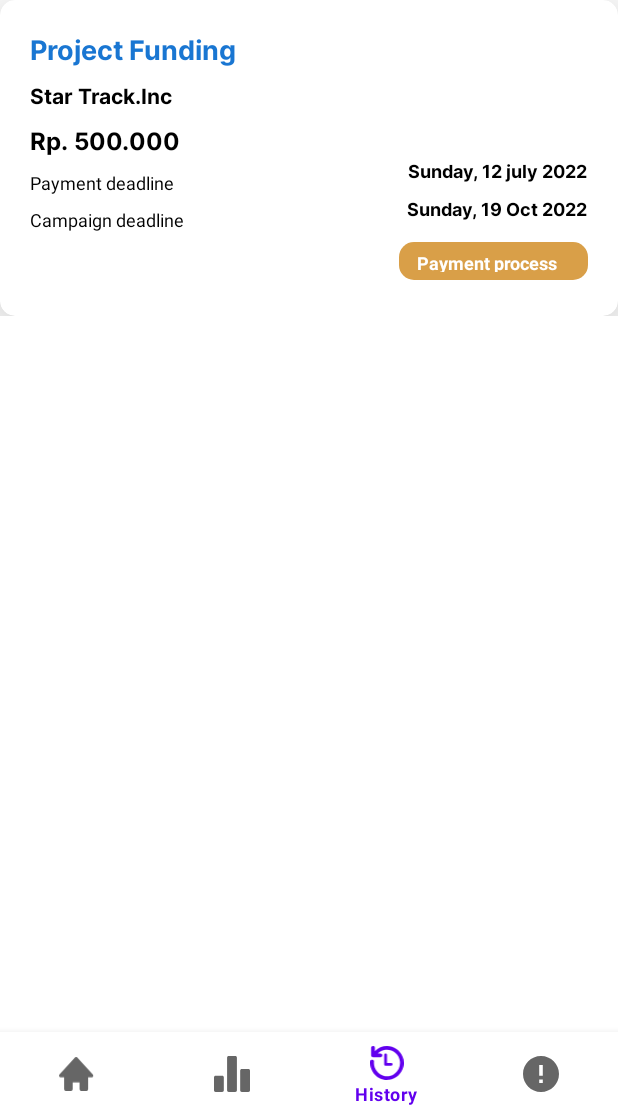
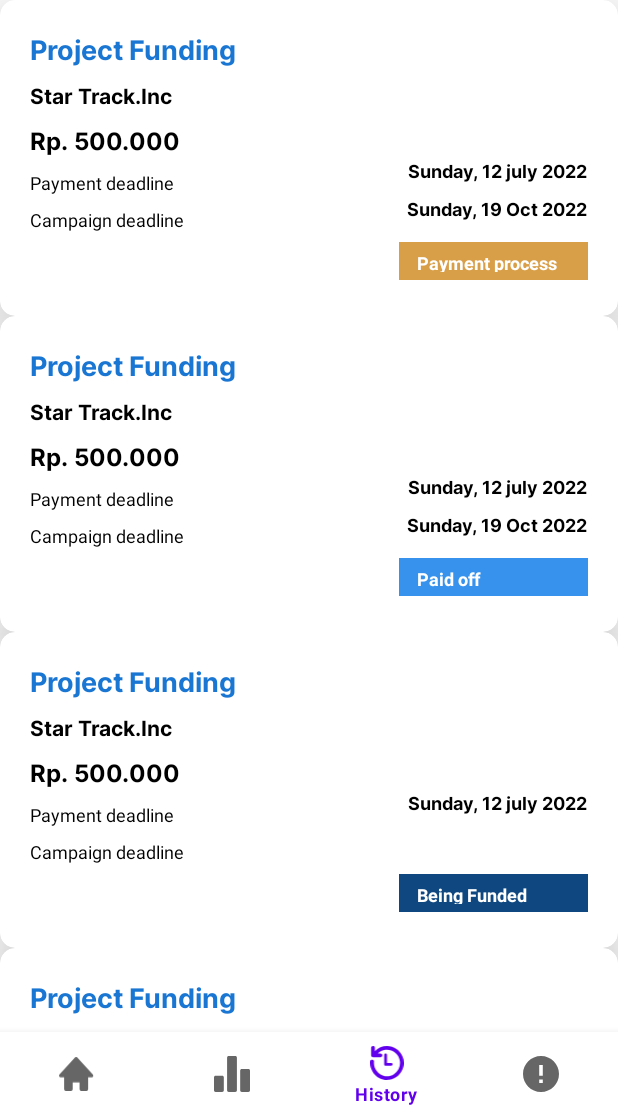
Before and after one commit to hafidmust/FundraiseyV2, an Android app: the HistoryFragment screen opened through its navigation route, on a phone screen of 412 x 824 dp, the part 120-1236 px from its top. Run offline under Robolectric (Android 15) with nearby library versions, the phone set to English and light mode, and no system bars; our stand-ins replace navigation-ui; network calls fail; 1 statement that could not run was skipped.

Commit message:
dummy history

```diff
--- a/app/src/main/java/app/binar/synrgy/android/finalproject/data/HomeAPI.kt
+++ b/app/src/main/java/app/binar/synrgy/android/finalproject/data/HomeAPI.kt
@@ -43,7 +43,4 @@ interface HomeAPI {
     @GET("/v1/investor/loan/portofolio")
     suspend fun getPortofolio(): Response<PortofolioResponse>
 
-    @GET("/v1/investor/loan/portofolio")
-    suspend fun getPortofolioTest(): Response<PorofolioTestResponse>
-
 }
--- a/app/src/main/java/app/binar/synrgy/android/finalproject/ui/homenavigation/history/AdapterHistory.kt
+++ b/app/src/main/java/app/binar/synrgy/android/finalproject/ui/homenavigation/history/AdapterHistory.kt
@@ -1,8 +1,11 @@
 package app.binar.synrgy.android.finalproject.ui.homenavigation.history
 
+import android.annotation.SuppressLint
+import android.graphics.Color
 import android.view.LayoutInflater
 import android.view.ViewGroup
 import androidx.recyclerview.widget.RecyclerView
+import app.binar.synrgy.android.finalproject.R
 import app.binar.synrgy.android.finalproject.data.history.HistoryResponseDummy
 import app.binar.synrgy.android.finalproject.databinding.AdapterRecyclerHistoryBinding
 import app.binar.synrgy.android.finalproject.databinding.ItemHistoryBinding
@@ -11,12 +14,22 @@ class AdapterHistory(var data: List<HistoryResponseDummy>, val listener : EventL
     RecyclerView.Adapter<AdapterHistory.ViewHolder>() {
     inner class ViewHolder(val binding: ItemHistoryBinding) :
         RecyclerView.ViewHolder(binding.root) {
+            @SuppressLint("ResourceAsColor")
             fun bind(historyResponseDummy: HistoryResponseDummy){
                 binding.tvStartupname.text = historyResponseDummy.namaStartup
                 binding.tvNominalHistory.text = historyResponseDummy.nominalDonasi
                 binding.tvDeadline.text = historyResponseDummy.paymentDeadline
                 binding.tvContentCampaigndeadline.text = historyResponseDummy.campaignDeadline
+                binding.textHistoryDate.text = historyResponseDummy.statusPayment
 
+                    when(historyResponseDummy.statusPayment){
+                        "Payment process" -> binding.textHistoryDate.setBackgroundColor(Color.parseColor("#D99F48"))
+                        "Paid off" -> binding.textHistoryDate.setBackgroundColor(Color.parseColor("#3692ED"))
+                        "Being Funded" -> binding.textHistoryDate.setBackgroundColor(Color.parseColor("#0F4880"))
+                        "Late return" -> binding.textHistoryDate.setBackgroundColor(Color.parseColor("#C62828"))
+                        "Has returned" -> binding.textHistoryDate.setBackgroundColor(Color.parseColor("#26800F"))
+
+                    }
                 binding.root.setOnClickListener {
                     listener.click(historyResponseDummy)
                 }
--- a/app/src/main/java/app/binar/synrgy/android/finalproject/ui/homenavigation/history/HistoryViewModel.kt
+++ b/app/src/main/java/app/binar/synrgy/android/finalproject/ui/homenavigation/history/HistoryViewModel.kt
@@ -5,16 +5,48 @@ import androidx.lifecycle.ViewModel
 import app.binar.synrgy.android.finalproject.data.history.HistoryResponseDummy
 
 class HistoryViewModel : ViewModel() {
-    val responseDummy : MutableLiveData<List<HistoryResponseDummy>> = MutableLiveData()
+    val responseDummy: MutableLiveData<List<HistoryResponseDummy>> = MutableLiveData()
 
-    val history = listOf(HistoryResponseDummy(
-        namaStartup = "Star Track.Inc",
-        paymentDeadline = "Sunday, 12 july 2022",
-        campaignDeadline = "Sunday, 19 Oct 2022",
-        nominalDonasi = "Rp. 500.000",
-        statusPayment = "Payment process"
-    ))
-    fun onViewLoaded(){
+    val history = listOf(
+        HistoryResponseDummy(
+            namaStartup = "Star Track.Inc",
+            paymentDeadline = "Sunday, 12 july 2022",
+            campaignDeadline = "Sunday, 19 Oct 2022",
+            nominalDonasi = "Rp. 500.000",
+            statusPayment = "Payment process"
+        ),
+        HistoryResponseDummy(
+            namaStartup = "Star Track.Inc",
+            paymentDeadline = "Sunday, 12 july 2022",
+            campaignDeadline = "Sunday, 19 Oct 2022",
+            nominalDonasi = "Rp. 500.000",
+            statusPayment = "Paid off"
+        ),
+        HistoryResponseDummy(
+            namaStartup = "Star Track.Inc",
+            paymentDeadline = "Sunday, 12 july 2022",
+            campaignDeadline = "",
+            nominalDonasi = "Rp. 500.000",
+            statusPayment = "Being Funded"
+        ),
+        HistoryResponseDummy(
+            namaStartup = "Star Track.Inc",
+            paymentDeadline = "Sunday, 12 july 2022",
+            campaignDeadline = "Sunday, 19 Oct 2022",
+            nominalDonasi = "Rp. 500.000",
+            statusPayment = "Late return"
+        ),
+        HistoryResponseDummy(
+            namaStartup = "Star Track.Inc",
+            paymentDeadline = "",
+            campaignDeadline = "",
+            nominalDonasi = "Rp. 500.000",
+            statusPayment = "Has returned"
+        ),
+
+        )
+
+    fun onViewLoaded() {
         responseDummy.value = history
     }
 }
--- a/app/src/main/java/app/binar/synrgy/android/finalproject/ui/homenavigation/portofolio/PortofolioActivity.kt
+++ b/app/src/main/java/app/binar/synrgy/android/finalproject/ui/homenavigation/portofolio/PortofolioActivity.kt
@@ -26,12 +26,12 @@ class PortofolioActivity : AppCompatActivity() {
                 }
             })
         binding.recyclerPortofolio.adapter = adapterPortofolio
-        viewModel = ViewModelProvider(this).get(PortofolioViewModel::class.java)
-        viewModel.getDataLoan()
-        viewModel.loanResponse.observe(this,{
-        })
-        viewModel.getDataInstallment()
-        viewModel.installmentResponse.observe(this,{
-        })
+//        viewModel = ViewModelProvider(this).get(PortofolioViewModel::class.java)
+////        viewModel.getDataLoan()
+//        viewModel.loanResponse.observe(this,{
+//        })
+//        viewModel.getDataInstallment()
+//        viewModel.installmentResponse.observe(this,{
+//        })
     }
 }
--- a/app/src/main/java/app/binar/synrgy/android/finalproject/ui/homenavigation/portofolio/PortofolioFragment.kt
+++ b/app/src/main/java/app/binar/synrgy/android/finalproject/ui/homenavigation/portofolio/PortofolioFragment.kt
@@ -32,9 +32,9 @@ class PortofolioFragment : Fragment() {
             })
         binding.recyclerPortofolio.adapter = adapterPortofolio
         portofolioViewModel.onViewLoaded()
-        portofolioViewModel.loanResponse.observe(viewLifecycleOwner, {
-            adapterPortofolio.update(it)
-        })
+//        portofolioViewModel.loanResponse.observe(viewLifecycleOwner, {
+//            adapterPortofolio.update(it)
+//        })
         return binding.root
     }
 
--- a/app/src/main/java/app/binar/synrgy/android/finalproject/ui/homenavigation/portofolio/PortofolioViewModel.kt
+++ b/app/src/main/java/app/binar/synrgy/android/finalproject/ui/homenavigation/portofolio/PortofolioViewModel.kt
@@ -7,6 +7,8 @@ import androidx.lifecycle.ViewModel
 import app.binar.synrgy.android.finalproject.data.HomeAPI
 import app.binar.synrgy.android.finalproject.data.portofolio.PorofolioTestResponse
 import app.binar.synrgy.android.finalproject.data.portofolio.PortofolioResponse
+import app.binar.synrgy.android.finalproject.data.portofolio.loan
+import app.binar.synrgy.android.finalproject.data.portofolio.returnInstallment
 import app.binar.synrgy.android.finalproject.model.PortofolioModel
 import kotlinx.coroutines.CoroutineScope
 import kotlinx.coroutines.Dispatchers
@@ -21,13 +23,13 @@ class PortofolioViewModel : ViewModel() {
     fun onViewLoaded(){
         homeAPI = HomeAPI.getInstance().create(HomeAPI::class.java)
         CoroutineScope(Dispatchers.IO).launch {
-//            val response = homeAPI.getPortofolio()
-            val response = homeAPI.getPortofolioTest()
+            val response = homeAPI.getPortofolio()
+//            val response = homeAPI.getPortofolioTest()
             withContext(Dispatchers.Main) {
                 if (response.isSuccessful) {
                     Log.d("getDataLoan()", response.body().toString())
                     println("loan -> API -> successful")
-                    loanResponse.value = response.body()?
+//                    loanResponse.value = response.body().
                 } else {
                     Log.d("getDataLoan()", response.body().toString())
                     println("loan -> API -> failed")
@@ -44,7 +46,7 @@ class PortofolioViewModel : ViewModel() {
                 if (response.isSuccessful) {
                     Log.d("getDataInstallment()", response.body().toString())
                     println("installment -> API -> successful")
-                    installmentResponse.value = response.body()?.data?.returnInstallment
+//                    installmentResponse.value = response.body()?.data?.returnInstallment
                 } else {
                     Log.d("getDataInstallment()", response.body().toString())
                     println("installment -> API -> failed")
--- a/app/src/main/res/layout/item_history.xml
+++ b/app/src/main/res/layout/item_history.xml
@@ -110,16 +110,15 @@
             android:id="@+id/text_history_date"
             android:layout_width="126dp"
             android:layout_height="25dp"
+            android:layout_below="@id/tv_content_campaigndeadline"
             android:layout_alignParentRight="true"
-            android:layout_below="@id/tv_content_campaigndeadline"
+            android:layout_marginTop="13dp"
+            android:layout_marginRight="20dp"
             android:layout_marginBottom="24dp"
-            android:layout_marginRight="20dp"
-            android:layout_marginTop="13dp"
-            android:background="@drawable/box_rectangel_payment_history"
-            android:paddingBottom="5dp"
+
             android:paddingHorizontal="12dp"
             android:paddingVertical="5dp"
-            android:text="@string/status"
+            android:paddingBottom="5dp"
             android:textColor="@color/white"
             android:textSize="12sp"
             android:textStyle="bold" />
```
